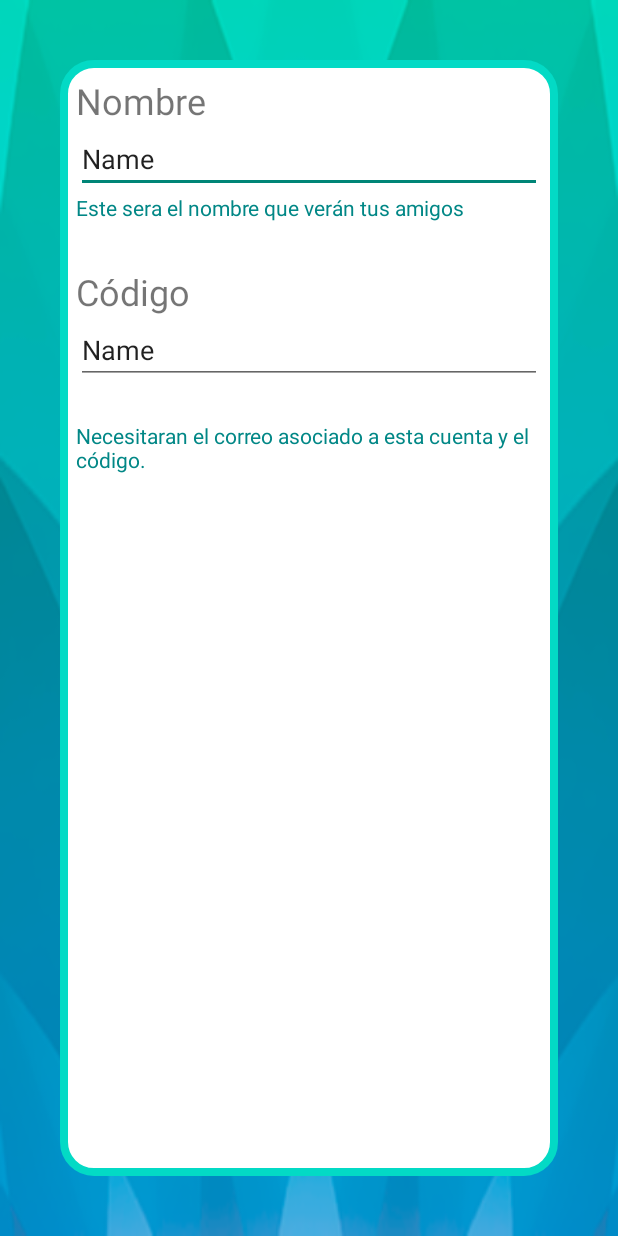
After one commit to TomasSantamarie/buscador_amigos_android, an Android app: the Cuenta screen opened directly, with no data from a screen before it, on a phone screen of 412 x 824 dp. The commit adds this screen. Run offline under Robolectric (Android 15) with nearby library versions, the phone set to English and light mode, and no system bars.

Commit message:
commit 22/03/2023
Arreglamos el fallo que teniamos en la pagina aplicacion y creamos una pagina cuenta

```diff
--- a/app/build.gradle
+++ b/app/build.gradle
@@ -34,6 +34,8 @@ android {
     viewBinding {
         enabled = true
     }
+
+
 }
 
 dependencies {
@@ -42,8 +44,8 @@ dependencies {
     implementation 'com.google.firebase:firebase-firestore-ktx'
 
     implementation 'androidx.core:core-ktx:1.9.0'
-    implementation 'androidx.appcompat:appcompat:1.6.0'
-    implementation 'com.google.android.material:material:1.7.0'
+    implementation 'androidx.appcompat:appcompat:1.6.1'
+    implementation 'com.google.android.material:material:1.8.0'
     implementation 'androidx.constraintlayout:constraintlayout:2.1.4'
     implementation 'com.google.firebase:firebase-auth-ktx:21.1.0'
     testImplementation 'junit:junit:4.13.2'
--- a/app/src/main/AndroidManifest.xml
+++ b/app/src/main/AndroidManifest.xml
@@ -12,6 +12,13 @@
         android:supportsRtl="true"
         android:theme="@style/Theme.Buscador_amigos_android"
         tools:targetApi="31">
+        <activity
+            android:name=".Cuenta"
+            android:exported="false">
+            <meta-data
+                android:name="android.app.lib_name"
+                android:value="" />
+        </activity>
         <activity
             android:name=".Aplicacion"
             android:exported="false">
--- a/app/src/main/java/com/example/buscador_amigos_android/Aplicacion.kt
+++ b/app/src/main/java/com/example/buscador_amigos_android/Aplicacion.kt
@@ -23,7 +23,7 @@ class Aplicacion : AppCompatActivity() {
         }
 
         if (email != null) {
-            db.collection("Usuarios").document(email)
+            db.collection("Usuarios").document(email.toString())
                 .get()
 
                   .addOnSuccessListener {
@@ -32,8 +32,9 @@ class Aplicacion : AppCompatActivity() {
 
                         if (usuario != null) {
 
-                            binding.nombre.text = usuario.getNombre()
-                            binding.contador.setText(usuario.getAmigos().size)
+                            binding.nombre.setText(usuario.getNombre())
+                            binding.contador.setText(usuario.getAmigos().size.toString())
+
 
 
                         }
--- /dev/null
+++ b/app/src/main/java/com/example/buscador_amigos_android/Cuenta.kt
@@ -0,0 +1,11 @@
+package com.example.buscador_amigos_android
+
+import androidx.appcompat.app.AppCompatActivity
+import android.os.Bundle
+
+class Cuenta : AppCompatActivity() {
+    override fun onCreate(savedInstanceState: Bundle?) {
+        super.onCreate(savedInstanceState)
+        setContentView(R.layout.activity_cuenta)
+    }
+}
--- a/app/src/main/res/layout/activity_aplicacion.xml
+++ b/app/src/main/res/layout/activity_aplicacion.xml
@@ -16,7 +16,7 @@
             android:layout_width="match_parent"
             android:layout_height="wrap_content"
             android:layout_marginLeft="50dp"
-            android:layout_marginTop="30dp"
+            android:layout_marginTop="90dp"
             android:layout_marginRight="50dp"
             android:background="@drawable/borde_edittext_bien"
             android:orientation="vertical">
@@ -104,6 +104,7 @@
                 android:layout_marginBottom="10dp"
                 android:text="TextView"
                 android:textSize="24sp" />
+
         </LinearLayout>
 
     </LinearLayout>
--- /dev/null
+++ b/app/src/main/res/layout/activity_cuenta.xml
@@ -0,0 +1,93 @@
+<?xml version="1.0" encoding="utf-8"?>
+<androidx.constraintlayout.widget.ConstraintLayout xmlns:android="http://schemas.android.com/apk/res/android"
+    xmlns:app="http://schemas.android.com/apk/res-auto"
+    xmlns:tools="http://schemas.android.com/tools"
+    android:layout_width="match_parent"
+    android:layout_height="match_parent"
+    android:background="@drawable/fondo"
+    tools:context=".Cuenta">
+
+    <LinearLayout
+        android:layout_width="match_parent"
+        android:layout_height="match_parent"
+        android:layout_margin="40dp"
+        android:background="@drawable/borde_edittext_bien"
+        android:orientation="vertical"
+        tools:layout_editor_absoluteX="100dp"
+        tools:layout_editor_absoluteY="100dp">
+
+        <LinearLayout
+            android:layout_width="match_parent"
+            android:layout_height="match_parent"
+            android:layout_margin="10dp"
+            android:orientation="vertical">
+
+            <LinearLayout
+                android:layout_width="match_parent"
+                android:layout_height="wrap_content"
+                android:orientation="vertical">
+
+                <TextView
+                    android:id="@+id/textView4"
+                    android:layout_width="match_parent"
+                    android:layout_height="wrap_content"
+                    android:text="Nombre"
+                    android:textSize="24sp" />
+
+                <EditText
+                    android:id="@+id/editTextTextPersonName"
+                    android:layout_width="match_parent"
+                    android:layout_height="wrap_content"
+                    android:ems="10"
+                    android:inputType="textPersonName"
+                    android:text="Name" />
+
+                <TextView
+                    android:id="@+id/textView7"
+                    android:layout_width="match_parent"
+                    android:layout_height="wrap_content"
+                    android:text="Este sera el nombre que verán tus amigos"
+                    android:textColor="@color/teal_700" />
+
+            </LinearLayout>
+
+            <LinearLayout
+                android:layout_width="match_parent"
+                android:layout_height="wrap_content"
+                android:layout_marginTop="30dp"
+                android:orientation="vertical">
+
+                <TextView
+                    android:id="@+id/textView8"
+                    android:layout_width="match_parent"
+                    android:layout_height="wrap_content"
+                    android:text="Código"
+                    android:textSize="24sp" />
+
+                <EditText
+                    android:id="@+id/editTextTextPersonName2"
+                    android:layout_width="match_parent"
+                    android:layout_height="wrap_content"
+                    android:ems="10"
+                    android:inputType="textPersonName"
+                    android:text="Name" />
+
+                <TextView
+                    android:id="@+id/textView9"
+                    android:layout_width="match_parent"
+                    android:layout_height="wrap_content"
+                    android:textColor="@color/teal_700" />
+
+                <TextView
+                    android:id="@+id/textView10"
+                    android:layout_width="match_parent"
+                    android:layout_height="wrap_content"
+                    android:layout_marginTop="5dp"
+                    android:text="Necesitaran el correo asociado a esta cuenta y el código."
+                    android:textColor="@color/teal_700" />
+            </LinearLayout>
+
+        </LinearLayout>
+
+    </LinearLayout>
+</androidx.constraintlayout.widget.ConstraintLayout>
```
